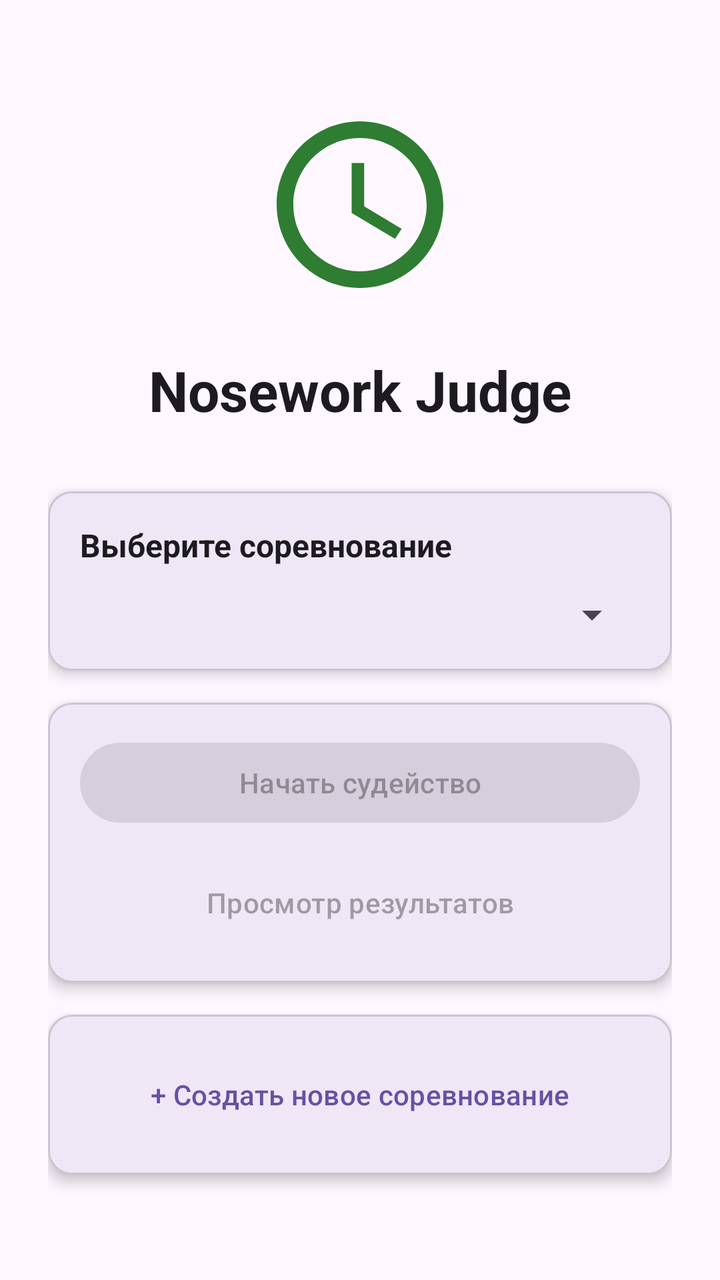
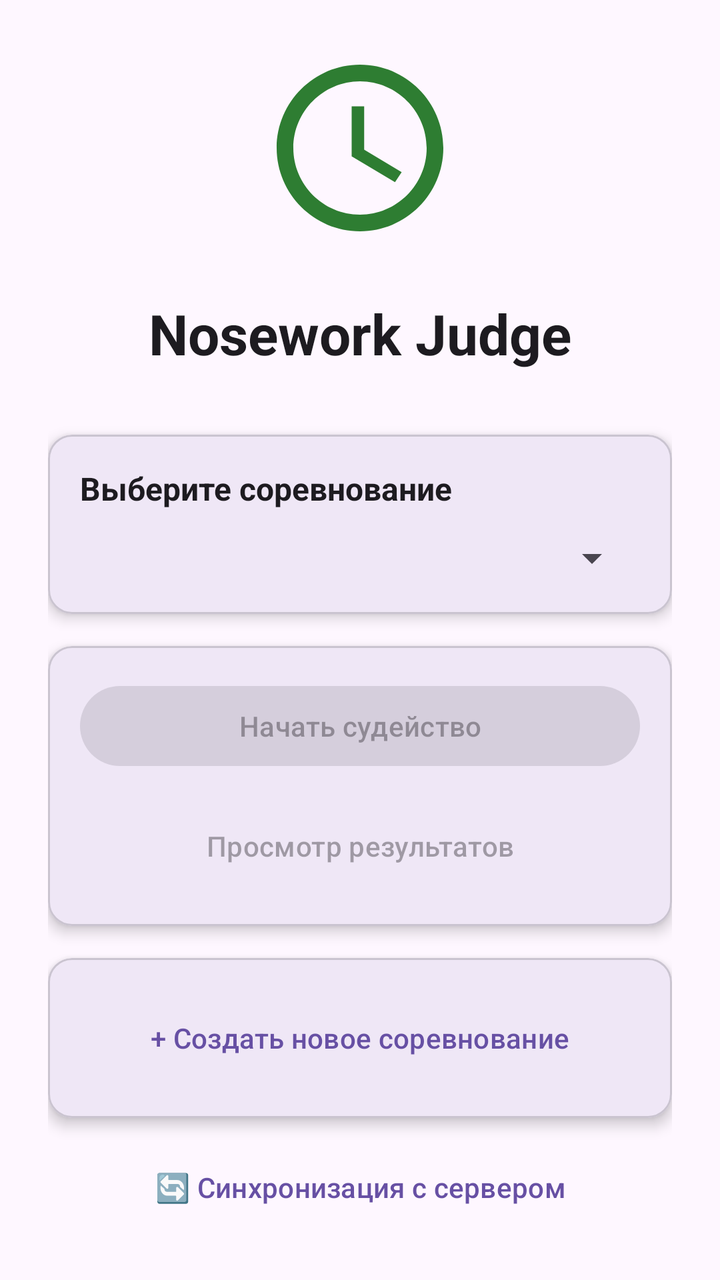

Compare the two renders of this Android layout. The source of the first and the diff that turns it into the second are given below.
<!-- AndroidManifest.xml: application theme Theme.Material3.DayNight.NoActionBar -->
<!-- res/layout/activity_main.xml -->
<?xml version="1.0" encoding="utf-8"?>
<LinearLayout xmlns:android="http://schemas.android.com/apk/res/android"
    xmlns:app="http://schemas.android.com/apk/res-auto"
    android:layout_width="match_parent"
    android:layout_height="match_parent"
    android:orientation="vertical"
    android:padding="24dp"
    android:gravity="center"
    android:background="?android:attr/colorBackground">

    <ImageView
        android:layout_width="100dp"
        android:layout_height="100dp"
        android:src="@drawable/ic_timer"
        android:layout_marginBottom="24dp"/>

    <TextView
        android:layout_width="wrap_content"
        android:layout_height="wrap_content"
        android:text="Nosework Judge"
        android:textSize="28sp"
        android:textStyle="bold"
        android:layout_marginBottom="32dp"
        android:textColor="?android:attr/textColorPrimary"/>

    
    <com.google.android.material.card.MaterialCardView
        android:layout_width="match_parent"
        android:layout_height="wrap_content"
        android:layout_marginBottom="16dp"
        app:cardElevation="4dp">

        <LinearLayout
            android:layout_width="match_parent"
            android:layout_height="wrap_content"
            android:orientation="vertical"
            android:padding="16dp">

            <TextView
                android:layout_width="wrap_content"
                android:layout_height="wrap_content"
                android:text="Выберите соревнование"
                android:textSize="16sp"
                android:textStyle="bold"
                android:textColor="?android:attr/textColorPrimary"
                android:layout_marginBottom="12dp"/>

            <Spinner
                android:id="@+id/spinnerCompetition"
                android:layout_width="match_parent"
                android:layout_height="wrap_content" />

            <TextView
                android:id="@+id/txtNoCompetitions"
                android:layout_width="match_parent"
                android:layout_height="wrap_content"
                android:text="Нет соревнований\n\nНажмите кнопку ниже, чтобы создать"
                android:textAlignment="center"
                android:visibility="gone"
                android:padding="24dp"
                android:textColor="?android:attr/textColorSecondary"/>
        </LinearLayout>
    </com.google.android.material.card.MaterialCardView>

    
    <com.google.android.material.card.MaterialCardView
        android:layout_width="match_parent"
        android:layout_height="wrap_content"
        android:layout_marginBottom="16dp"
        app:cardElevation="4dp">

        <LinearLayout
            android:layout_width="match_parent"
            android:layout_height="wrap_content"
            android:orientation="vertical"
            android:padding="16dp">

            <Button
                android:id="@+id/btnStartJudging"
                android:layout_width="match_parent"
                android:layout_height="wrap_content"
                android:text="Начать судейство"
                android:enabled="false"
                android:layout_marginBottom="12dp"
                style="@style/Widget.Material3.Button"/>

            <Button
                android:id="@+id/btnViewResults"
                android:layout_width="match_parent"
                android:layout_height="wrap_content"
                android:text="Просмотр результатов"
                android:enabled="false"
                style="@style/Widget.Material3.Button.TextButton"/>
        </LinearLayout>
    </com.google.android.material.card.MaterialCardView>

    
    <com.google.android.material.card.MaterialCardView
        android:layout_width="match_parent"
        android:layout_height="wrap_content"
        app:cardElevation="4dp">

        <LinearLayout
            android:layout_width="match_parent"
            android:layout_height="wrap_content"
            android:orientation="vertical"
            android:padding="16dp">

            <Button
                android:id="@+id/btnCreateCompetition"
                android:layout_width="match_parent"
                android:layout_height="wrap_content"
                android:text="+ Создать новое соревнование"
                style="@style/Widget.Material3.Button.TextButton"/>
        </LinearLayout>
    </com.google.android.material.card.MaterialCardView>

</LinearLayout>
<!-- resources referenced by this layout -->
<resources>
  <!-- drawable ic_timer (drawable) -->
  <vector xmlns:android="http://schemas.android.com/apk/res/android"
      android:width="24dp"
      android:height="24dp"
      android:viewportWidth="24"
      android:viewportHeight="24">
      <path
          android:fillColor="#2E7D32"
          android:pathData="M12,2C6.5,2 2,6.5 2,12s4.5,10 10,10 10,-4.5 10,-10S17.5,2 12,2zM12,20c-4.4,0 -8,-3.6 -8,-8s3.6,-8 8,-8 8,3.6 8,8 -3.6,8 -8,8zM12.5,7H11v6l5.2,3.1 0.8,-1.2 -4.5,-2.7z"/>
  </vector>
</resources>

<!-- the commit's change to res/layout/activity_main.xml (unified diff, before → after) -->
@@ -114,5 +114,12 @@
                 style="@style/Widget.Material3.Button.TextButton"/>
         </LinearLayout>
     </com.google.android.material.card.MaterialCardView>
+    <Button
+        android:id="@+id/btnSync"
+        android:layout_width="match_parent"
+        android:layout_height="wrap_content"
+        android:text="🔄 Синхронизация с сервером"
+        android:layout_marginTop="12dp"
+        style="@style/Widget.Material3.Button.TextButton"/>
 
 </LinearLayout>
